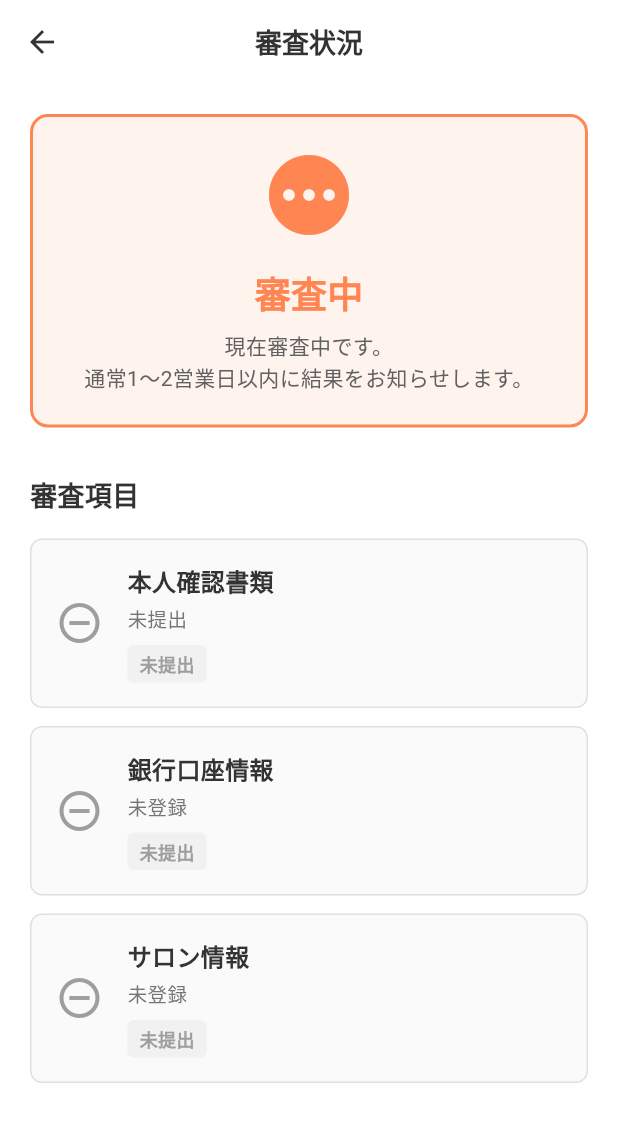
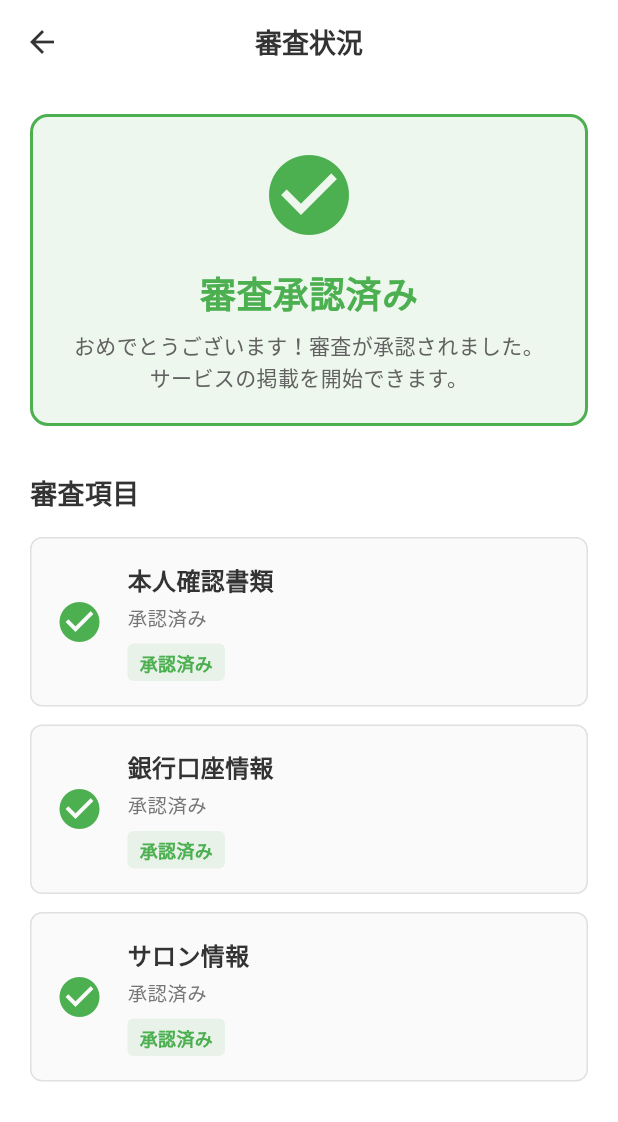
Before and after one commit to L0ve-Machine/celesmile, a Flutter app: the ProviderVerificationStatusScreen screen opened by its route, on a phone screen of 412 x 824 dp. Shown: the top 1122 px of the screen. Run offline on Flutter 3.47's test engine with Material 3 defaults, Android fonts, the phone set to English and light mode, and no system bars; our stand-ins replace flutter_dotenv, flutter_svg, image_picker, share_plus, shared_preferences; missing offline and left inert: dart:js, flutter_stripe; accounts and stored records are empty.

Commit message:
Hardcode all verification items as approved

```diff
--- a/lib/screens/provider_verification_status_screen.dart
+++ b/lib/screens/provider_verification_status_screen.dart
@@ -28,17 +28,7 @@ class _ProviderVerificationStatusScreenState extends State<ProviderVerificationS
     final salons = _providerId != null ? providerDb.getSalonsByProvider(_providerId!) : [];
 
     // Determine overall verification status
-    // Check MySQL verified field for sample_staff
-    String overallStatus = 'pending';
-
-    // Temporary fix for sample_staff - check by provider ID
-    if (_providerId == 'sample_staff') {
-      overallStatus = 'approved';  // We know this is verified in DB
-    } else if (verification != null && verification.verificationStatus == 'approved') {
-      overallStatus = 'approved';
-    } else if (verification != null && verification.verificationStatus == 'rejected') {
-      overallStatus = 'rejected';
-    }
+    String overallStatus = 'approved';  // Always approved
 
     return Scaffold(
       backgroundColor: Colors.white,
@@ -122,11 +112,9 @@ class _ProviderVerificationStatusScreenState extends State<ProviderVerificationS
             // Identity verification
             _buildVerificationItem(
               title: '本人確認書類',
-              status: _providerId == 'sample_staff' ? 'approved' : (verification?.verificationStatus ?? 'not_submitted'),
-              details: _providerId == 'sample_staff' ? '承認済み' : (verification != null
-                  ? '${_getIdTypeName(verification.idType)} - ${_formatDate(verification.submittedAt)}'
-                  : '未提出'),
-              rejectionReason: verification?.rejectionReason,
+              status: 'approved',
+              details: '承認済み',
+              rejectionReason: null,
             ),
 
             const SizedBox(height: 12),
@@ -134,10 +122,8 @@ class _ProviderVerificationStatusScreenState extends State<ProviderVerificationS
             // Bank account
             _buildVerificationItem(
               title: '銀行口座情報',
-              status: bankAccount != null ? 'approved' : 'not_submitted',
-              details: bankAccount != null
-                  ? '${bankAccount.bankName} ${bankAccount.branchName}'
-                  : '未登録',
+              status: 'approved',
+              details: '承認済み',
             ),
 
             const SizedBox(height: 12),
@@ -145,10 +131,8 @@ class _ProviderVerificationStatusScreenState extends State<ProviderVerificationS
             // Salon information
             _buildVerificationItem(
               title: 'サロン情報',
-              status: salons.isNotEmpty ? 'approved' : 'not_submitted',
-              details: salons.isNotEmpty
-                  ? '${salons.length}件のサロン登録済み'
-                  : '未登録',
+              status: 'approved',
+              details: '承認済み',
             ),
 
             if (verification?.verificationStatus == 'rejected') ...[
```
